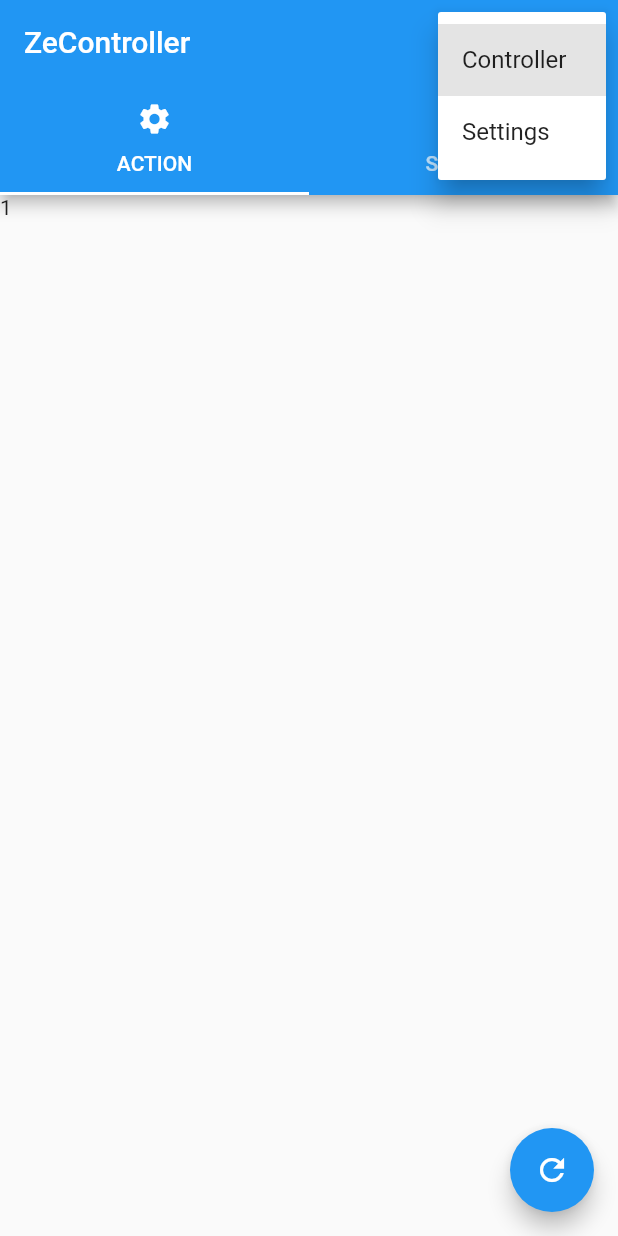
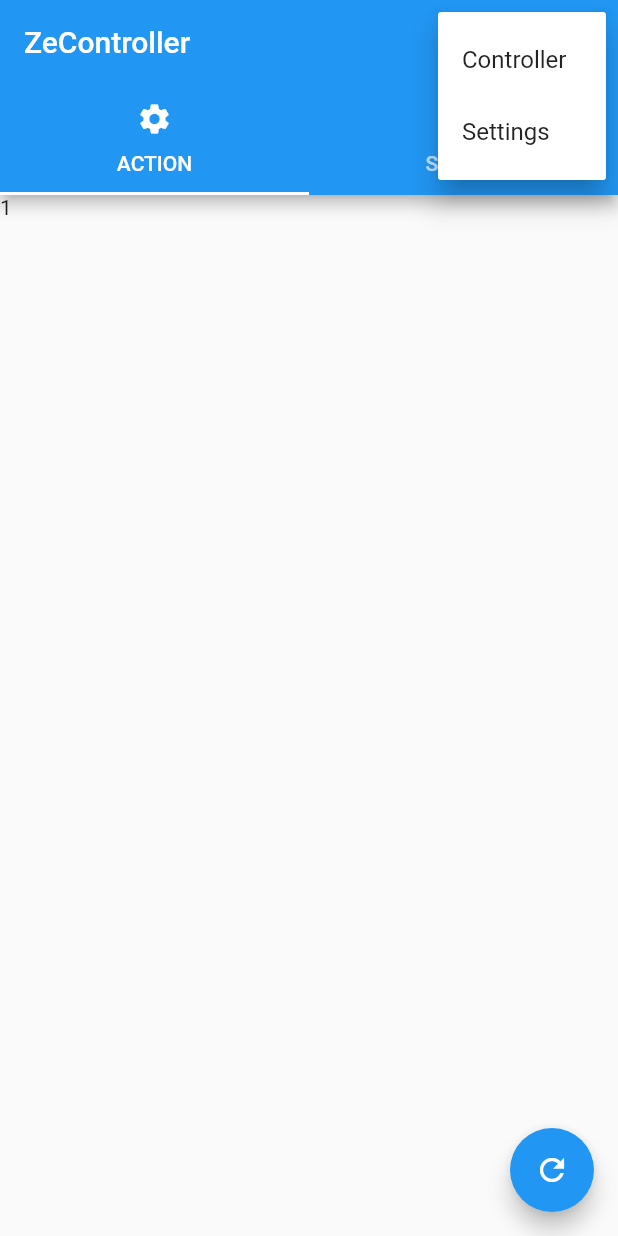
Before and after one commit to traxys/ZeController, a Flutter app: the screen it shows after launch, after a tap on the "refresh" icon, after a tap on the "more vert" icon, on a phone screen of 412 x 824 dp. Run offline on Flutter 3.47's test engine with Material 2 defaults, Android fonts, the phone set to English and light mode, and no system bars; missing offline and left inert: grpc, protobuf; statements that could not run were skipped.

Commit message:
Oops too generic name

```diff
--- a/lib/main.dart
+++ b/lib/main.dart
@@ -42,7 +42,6 @@ class ZeControllerState extends State<ZeController> {
               title: Text('ZeController'),
               actions: <Widget>[
                 PopupMenuButton<ViewChoice>(
-                    initialValue: viewChoices[0],
                     onSelected: _select,
                     itemBuilder: (BuildContext contex) {
                       return viewChoices.map((ViewChoice choice) {
@@ -86,7 +85,10 @@ class ZeControllerState extends State<ZeController> {
     if (_selectedChoice == viewChoices[0]) {
       return FloatingActionButton(
         child: Icon(Icons.refresh),
-        onPressed: () => changeNotifier.sink.add(Refresh(text: "AAA")),
+        onPressed: () {
+          changeNotifier.sink.add(Refresh(text: "AAA"));
+          client.test();
+        },
       );
     } else {
       return null;
@@ -175,4 +177,9 @@ class HomeClient {
     stub = new HomeManagerClient(channel,
         options: new CallOptions(timeout: new Duration(seconds: 30)));
   }
+
+  test() async {
+    final testRequest = new StatusRequest();
+    final response = await stub.getStatus(testRequest);
+  }
 }
```
Also changed, not shown: lib/generated/server.pb.dart, lib/generated/server.pbgrpc.dart, lib/generated/server.pbjson.dart, 1 other file.
